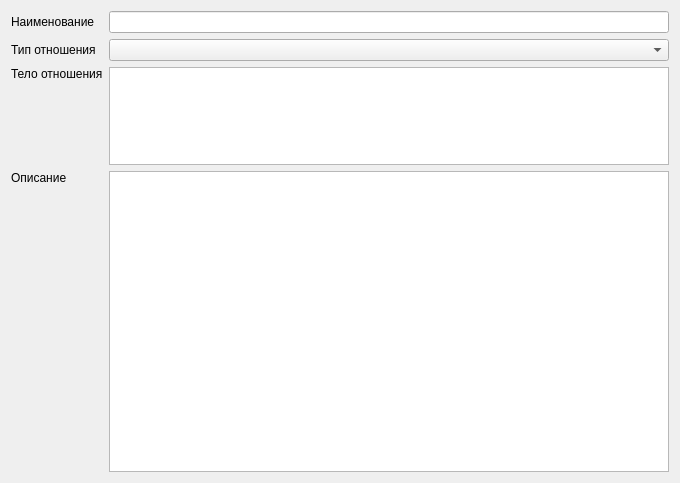
The window that ui/RelationOptions.ui (lazyDesertMan/Mivar) describes before a commit, drawn with Qt 5.
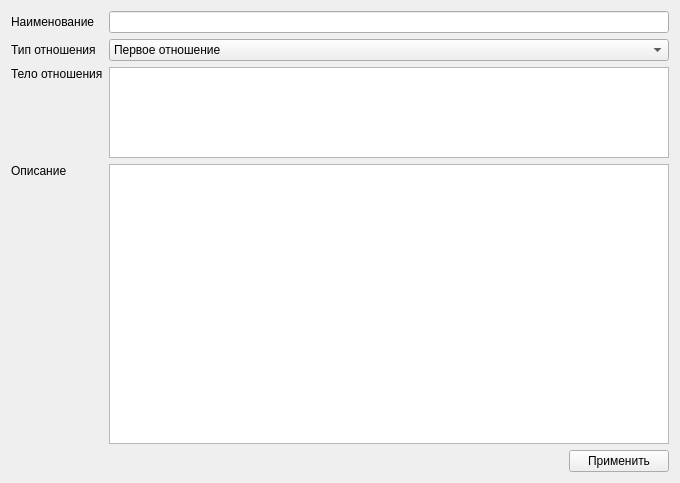
The same window after the commit.

The edit to the form file:
```diff
--- a/ui/RelationOptions.ui
+++ b/ui/RelationOptions.ui
@@ -16,14 +16,7 @@
   <property name="styleSheet">
    <string notr="true"/>
   </property>
-  <layout class="QGridLayout" name="gridLayout_2" rowstretch="1,1,1,1,2">
-   <item row="2" column="0" alignment="Qt::AlignTop">
-    <widget class="QLabel" name="label_3">
-     <property name="text">
-      <string>Тело отношения</string>
-     </property>
-    </widget>
-   </item>
+  <layout class="QGridLayout" name="gridLayout_2" rowstretch="1,1,1,1,2,0">
    <item row="3" column="0" alignment="Qt::AlignTop">
     <widget class="QLabel" name="label_4">
      <property name="text">
@@ -38,6 +31,16 @@
      </property>
     </widget>
    </item>
+   <item row="2" column="0" alignment="Qt::AlignTop">
+    <widget class="QLabel" name="label_3">
+     <property name="text">
+      <string>Тело отношения</string>
+     </property>
+    </widget>
+   </item>
+   <item row="2" column="1">
+    <widget class="QTextEdit" name="bodyRelative"/>
+   </item>
    <item row="0" column="0" alignment="Qt::AlignVCenter">
     <widget class="QLabel" name="label">
      <property name="text">
@@ -45,18 +48,47 @@
      </property>
     </widget>
    </item>
-   <item row="2" column="1">
-    <widget class="QTextEdit" name="bodyRelative"/>
-   </item>
    <item row="1" column="1">
-    <widget class="QComboBox" name="typeRelative"/>
-   </item>
-   <item row="3" column="1" rowspan="2">
-    <widget class="QTextEdit" name="description"/>
+    <widget class="QComboBox" name="typeRelative">
+     <item>
+      <property name="text">
+       <string>Первое отношение</string>
+      </property>
+     </item>
+     <item>
+      <property name="text">
+       <string>Второе отношение</string>
+      </property>
+     </item>
+     <item>
+      <property name="text">
+       <string>Третье отношение</string>
+      </property>
+     </item>
+    </widget>
    </item>
    <item row="0" column="1">
     <widget class="QLineEdit" name="nameRelative"/>
    </item>
+   <item row="3" column="1" rowspan="2">
+    <widget class="QTextEdit" name="descriptionRelative"/>
+   </item>
+   <item row="5" column="1">
+    <widget class="QPushButton" name="editRelative_Button">
+     <property name="maximumSize">
+      <size>
+       <width>100</width>
+       <height>100</height>
+      </size>
+     </property>
+     <property name="layoutDirection">
+      <enum>Qt::RightToLeft</enum>
+     </property>
+     <property name="text">
+      <string>Применить</string>
+     </property>
+    </widget>
+   </item>
   </layout>
  </widget>
  <resources/>
```
